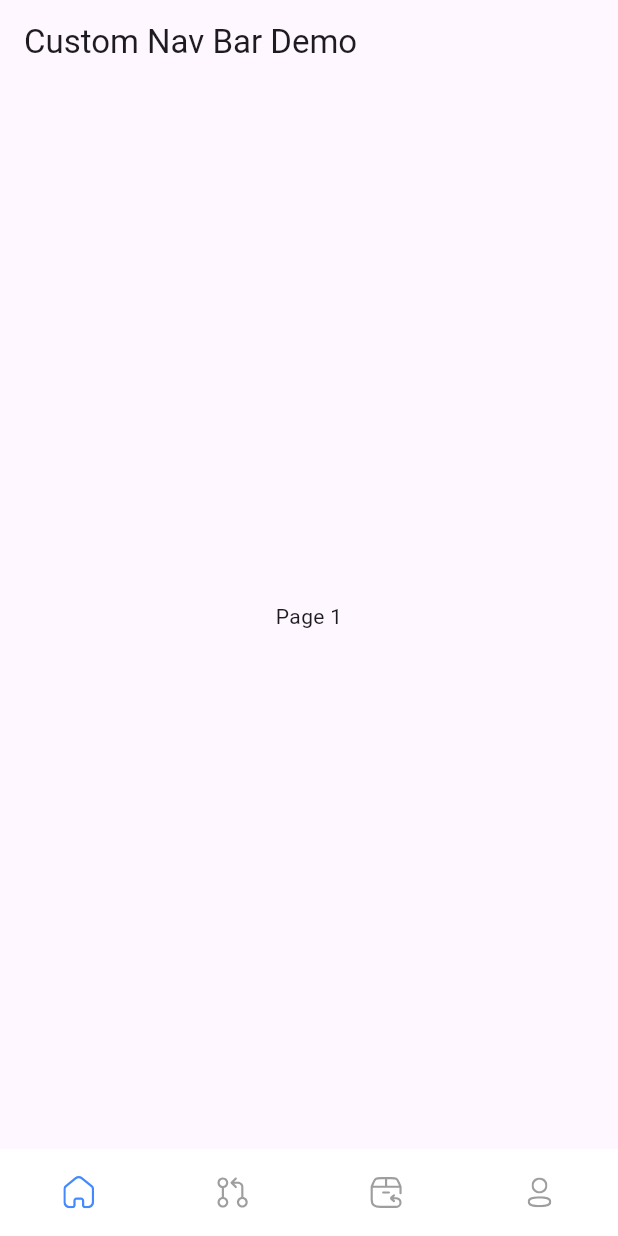
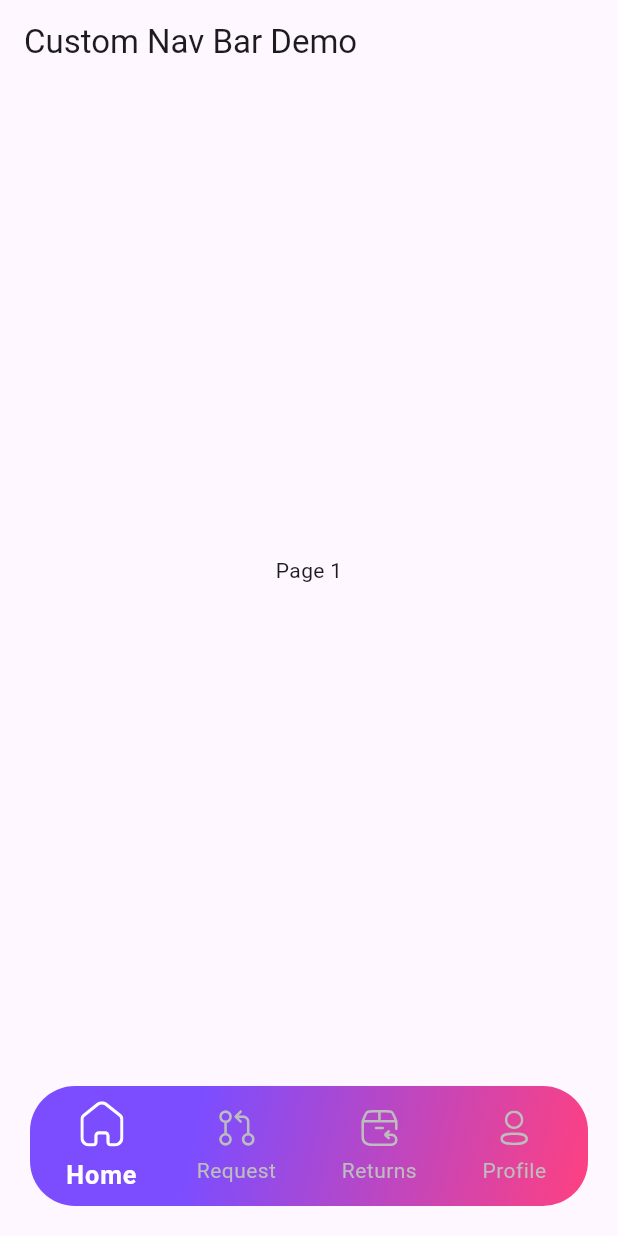
Before and after one commit to Halawany1/smart_nav_bar, a Flutter app: the screen it shows after launch, on a phone screen of 412 x 824 dp. Run offline on Flutter 3.47's test engine with Material 3 defaults, Android fonts, the phone set to English and light mode, and no system bars; our stand-ins replace flutter_svg.

Commit message:
Bump version to 1.0.4+5

```diff
--- a/example/main.dart
+++ b/example/main.dart
@@ -34,7 +34,7 @@ class _SmartBottomNavExampletate extends State<SmartBottomNavExample> {
         bottomNavigationBar: SmartBottomNav(
           currentIndex: _currentIndex,
           items: _items,
-          style: SmartNavStyle.minimalStyle,
+          style: SmartNavStyle.colorfulStyle,
           onTap: (index) => setState(() => _currentIndex = index),
         ),
       ),
--- a/lib/main.dart
+++ b/lib/main.dart
@@ -34,7 +34,7 @@ class _MyAppState extends State<MyApp> {
         bottomNavigationBar: SmartBottomNav(
           currentIndex: _currentIndex,
           items: _items,
-          style: SmartNavStyle.minimalStyle,
+          style: SmartNavStyle.gradientStyle,
           onTap: (index) => setState(() => _currentIndex = index),
         ),
       ),
--- a/lib/models/nav_style.dart
+++ b/lib/models/nav_style.dart
@@ -1,13 +1,15 @@
 import 'package:flutter/material.dart';
 
 /// A comprehensive style configuration class for custom navigation bars.
-///
 /// This class provides customizable styling options for navigation components,
 /// including colors, borders, typography, animations, and layout properties.
 /// It also includes several predefined styles for common design patterns.
 class SmartNavStyle {
   /// The background color of the navigation bar.
   final Color backgroundColor;
+
+  /// The background gradient of the navigation bar (nullable).
+  final Gradient? backgroundGradient;
 
   /// The border color of the navigation bar (nullable).
   final Color? borderColor;
@@ -49,10 +51,10 @@ class SmartNavStyle {
   final bool showLabel;
 
   /// Creates a [SmartNavStyle] with customizable properties.
-  ///
   /// All parameters have sensible defaults for a basic navigation bar style.
   const SmartNavStyle({
     this.backgroundColor = Colors.white,
+    this.backgroundGradient,
     this.borderColor,
     this.borderRadius = 20.0,
     this.margin = const EdgeInsets.symmetric(horizontal: 20, vertical: 20),
@@ -76,9 +78,7 @@ class SmartNavStyle {
   });
 
   /// A neon-themed style with vibrant colors and elastic animations.
-  ///
-  /// Features a dark background with bright neon accent colors and
-  /// pronounced animation effects.
+  /// Features a dark background with bright neon accent colors and pronounced animation effects.
   static const SmartNavStyle neonStyle = SmartNavStyle(
     backgroundColor: Color(0xFF101720),
     borderColor: Color(0xFF00FFAA),
@@ -104,63 +104,7 @@ class SmartNavStyle {
     showLabel: true,
   );
 
-  /// A light-themed style with subtle colors and clean aesthetics.
-  ///
-  /// Uses a white background with blue accent colors and understated animations.
-  static const SmartNavStyle lightStyle = SmartNavStyle(
-    backgroundColor: Colors.white,
-    borderColor: Color(0xFFE0E0E0),
-    borderRadius: 16.0,
-    margin: EdgeInsets.symmetric(horizontal: 20, vertical: 15),
-    padding: EdgeInsets.all(5),
-    defaultActiveColor: Color(0xFF1A237E),
-    defaultInactiveColor: Colors.black54,
-    defaultActiveTextStyle: TextStyle(
-      fontSize: 12,
-      fontWeight: FontWeight.bold,
-    ),
-    defaultInactiveTextStyle: TextStyle(
-      fontSize: 12,
-      color: Color(0xFFCCCCCC),
-      fontWeight: FontWeight.w400,
-    ),
-    defaultIconSize: 24.0,
-    scaleFactor: 1.1,
-    animationCurve: Curves.easeOutQuad,
-    animationDuration: Duration(milliseconds: 300),
-    showLabel: true,
-  );
-
-  /// A dark-themed style with high contrast and modern aesthetics.
-  ///
-  /// Features a dark background with white accent colors and subtle animations.
-  static const SmartNavStyle darkStyle = SmartNavStyle(
-    backgroundColor: Color(0xFF121212),
-    borderColor: null,
-    borderRadius: 25.0,
-    margin: EdgeInsets.symmetric(horizontal: 20, vertical: 15),
-    padding: EdgeInsets.all(5),
-    defaultActiveColor: Colors.white,
-    defaultInactiveColor: Colors.white60,
-    defaultActiveTextStyle: TextStyle(
-      fontSize: 12,
-      fontWeight: FontWeight.w700,
-      color: Colors.white,
-    ),
-    defaultInactiveTextStyle: TextStyle(
-      fontSize: 12,
-      fontWeight: FontWeight.w400,
-      color: Color(0xFFCCCCCC),
-    ),
-    defaultIconSize: 24.0,
-    scaleFactor: 1.2,
-    animationCurve: Curves.easeOutQuad,
-    animationDuration: Duration(milliseconds: 300),
-    showLabel: true,
-  );
-
   /// A colorful style with vibrant hues and aquatic theme.
-  ///
   /// Uses light blue background with teal accent colors and standard animations.
   static const SmartNavStyle colorfulStyle = SmartNavStyle(
     backgroundColor: Color(0xFFE1F5FE),
@@ -187,7 +131,6 @@ class SmartNavStyle {
   );
 
   /// A minimal style with transparent background and simple elements.
-  ///
   /// Features no background or borders, with basic animations and hidden labels.
   static const SmartNavStyle minimalStyle = SmartNavStyle(
     backgroundColor: Colors.white,
@@ -213,12 +156,46 @@ class SmartNavStyle {
     showLabel: false,
   );
 
+  /// A gradient background style for the navigation bar with smooth animations.
+  static SmartNavStyle gradientStyle = SmartNavStyle(
+    backgroundGradient: const LinearGradient(
+      colors: [Colors.deepPurpleAccent, Colors.pinkAccent],
+      begin: Alignment.topLeft,
+      end: Alignment.bottomRight,
+      stops: [0.3, 1.0], // Adjusting stops for a smoother gradient transition
+    ),
+    backgroundColor: Colors.transparent, // Transparent to show gradient
+    borderColor: Colors.transparent,
+    borderRadius: 30.0, // Soft, rounded corners for a modern look
+    margin: const EdgeInsets.symmetric(horizontal: 20, vertical: 20),
+    padding: const EdgeInsets.all(5),
+    defaultActiveColor: Colors.white,
+    defaultInactiveColor: Colors.grey[400]!,
+    defaultActiveTextStyle: const TextStyle(
+      fontSize: 14, // Slightly larger font for clarity
+      fontWeight: FontWeight.bold, // Bold text for active items
+      color: Colors.white,
+      letterSpacing: 0.5, // Small letter spacing for better readability
+    ),
+    defaultInactiveTextStyle: const TextStyle(
+      fontSize: 14, // Consistent size with active text
+      fontWeight: FontWeight.w400,
+      color: Color(0xFFCCCCCC),
+      letterSpacing: 0.3, // Small letter spacing for consistency
+    ),
+    defaultIconSize: 28.0, // Slightly larger icons for better visibility
+    scaleFactor: 1.2, // A bit more pronounced scale effect for active items
+    animationCurve: Curves.easeOut, // Smooth easing for fluid transitions
+    animationDuration: const Duration(
+        milliseconds: 400), // Slightly longer animation for smoother effect
+    showLabel: true,
+  );
+
   /// Creates a copy of this style with the given fields replaced.
-  ///
-  /// Returns a new [SmartNavStyle] instance where non-null parameters
-  /// replace the corresponding properties of the original style.
+  /// Returns a new [SmartNavStyle] instance where non-null parameters replace the corresponding properties of the original style.
   SmartNavStyle copyWith({
     Color? backgroundColor,
+    Gradient? backgroundGradient,
     Color? borderColor,
     double? borderRadius,
     EdgeInsets? margin,
@@ -235,6 +212,7 @@ class SmartNavStyle {
   }) {
     return SmartNavStyle(
       backgroundColor: backgroundColor ?? this.backgroundColor,
+      backgroundGradient: backgroundGradient ?? this.backgroundGradient,
       borderColor: borderColor ?? this.borderColor,
       borderRadius: borderRadius ?? this.borderRadius,
       margin: margin ?? this.margin,
--- a/lib/smart_bottom_nav.dart
+++ b/lib/smart_bottom_nav.dart
@@ -3,8 +3,7 @@ import 'package:flutter_svg/flutter_svg.dart';
 import 'package:smart_nav_bar/models/badge.dart';
 import 'package:smart_nav_bar/smart_nav_bar.dart';
 
-/// A custom bottom navigation bar widget that supports optional page view integration,
-/// animated icon scaling, and notification badges.
+/// A custom bottom navigation bar widget with gradient colors, animated icon scaling, and notification badges.
 class SmartBottomNav extends StatelessWidget {
   /// The currently selected index.
   final int currentIndex;
@@ -54,13 +53,14 @@ class SmartBottomNav extends StatelessWidget {
     );
   }
 
-  /// Builds the navigation bar container with background, border, and shadow styles.
+  /// Builds the navigation bar container with gradient background, border, and shadow styles.
   Widget _buildBottomNavBar() {
     return Container(
       margin: style.margin,
       padding: style.padding,
       decoration: BoxDecoration(
-        color: style.backgroundColor,
+        gradient: style.backgroundGradient,
+        color: style.backgroundGradient == null ? style.backgroundColor : null,
         border: style.borderColor != null
             ? Border.all(color: style.borderColor!)
             : null,
--- a/pubspec.yaml
+++ b/pubspec.yaml
@@ -1,6 +1,6 @@
 name: smart_nav_bar
 description: A customizable bottom navigation bar for Flutter with smooth animations and flexible styling options.
-version: 1.0.4+4
+version: 1.0.4+5
 homepage: https://github.com/Halawany1/smart_nav_bar
 
 license: MIT
```
Also changed, not shown: 2 other files.
